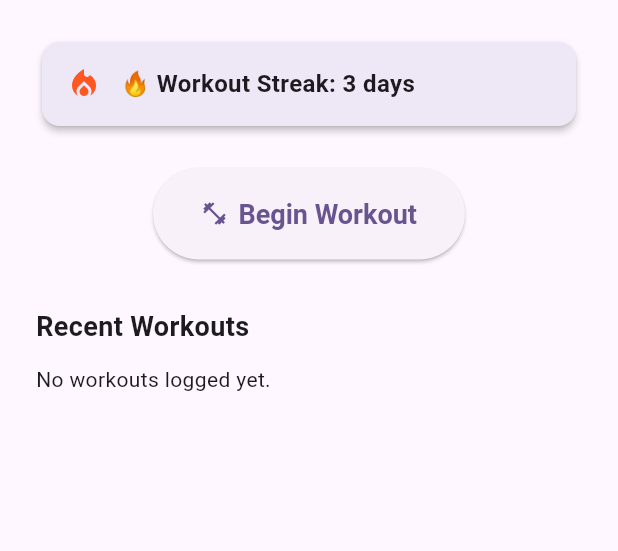
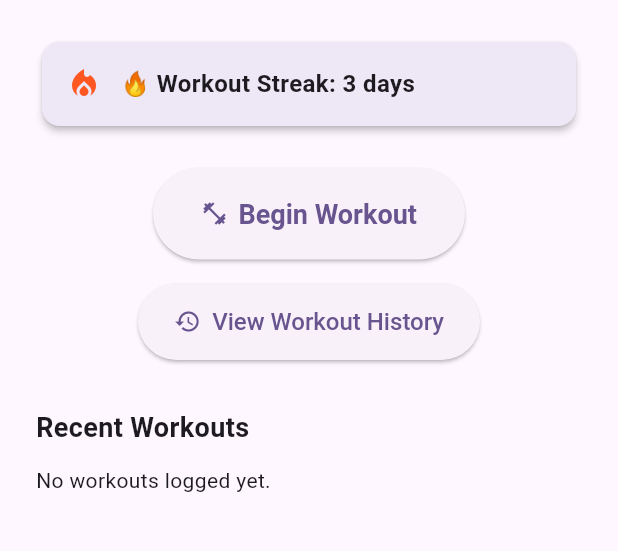
Before and after one commit to JoeSappington/ironclad, a Flutter app: the screen it shows after launch, on a phone screen of 412 x 824 dp, the part 84-635 px from its top. Run offline on Flutter 3.47's test engine with Material 3 defaults, Android fonts, the phone set to English and light mode, and no system bars; our stand-ins replace shared_preferences.

Commit message:
Added ability to view workout history

```diff
--- a/ironclad/lib/main.dart
+++ b/ironclad/lib/main.dart
@@ -1,5 +1,6 @@
 import 'package:flutter/material.dart';
 import 'package:ironclad/pages/tracker_page.dart';
+import 'package:ironclad/pages/workout_history_page.dart';
 import 'package:shared_preferences/shared_preferences.dart';
 
 void main() {
@@ -58,6 +59,13 @@
     }
   }
 
+  void _goToWorkoutHistoryPage() {
+    Navigator.push(
+      context,
+      MaterialPageRoute(builder: (context) => const WorkoutHistoryPage()),
+    );
+  }
+
   @override
   Widget build(BuildContext context) {
     return Scaffold(
@@ -93,7 +101,9 @@
 
             // 🏋️ Begin Workout Button
             Center(
-              child: ElevatedButton.icon(
+              child: Column(
+                children: [
+                  ElevatedButton.icon(
                     onPressed: _goToTrackerPage,
                     icon: const Icon(Icons.fitness_center),
                     label: const Text('Begin Workout'),
@@ -101,6 +111,18 @@
                       padding: const EdgeInsets.symmetric(horizontal: 32, vertical: 20),
                       textStyle: const TextStyle(fontSize: 18, fontWeight: FontWeight.bold),
                     ),
+                  ),
+                  const SizedBox(height: 16),
+                  ElevatedButton.icon(
+                    onPressed: _goToWorkoutHistoryPage,
+                    icon: const Icon(Icons.history),
+                    label: const Text('View Workout History'),
+                    style: ElevatedButton.styleFrom(
+                      padding: const EdgeInsets.symmetric(horizontal: 24, vertical: 16),
+                      textStyle: const TextStyle(fontSize: 16, fontWeight: FontWeight.w500),
+                    ),
+                  ),
+                ],
               ),
             ),
 
```
Also changed, not shown: 1 other file. Lines whose indentation alone changed are shown as unchanged.
